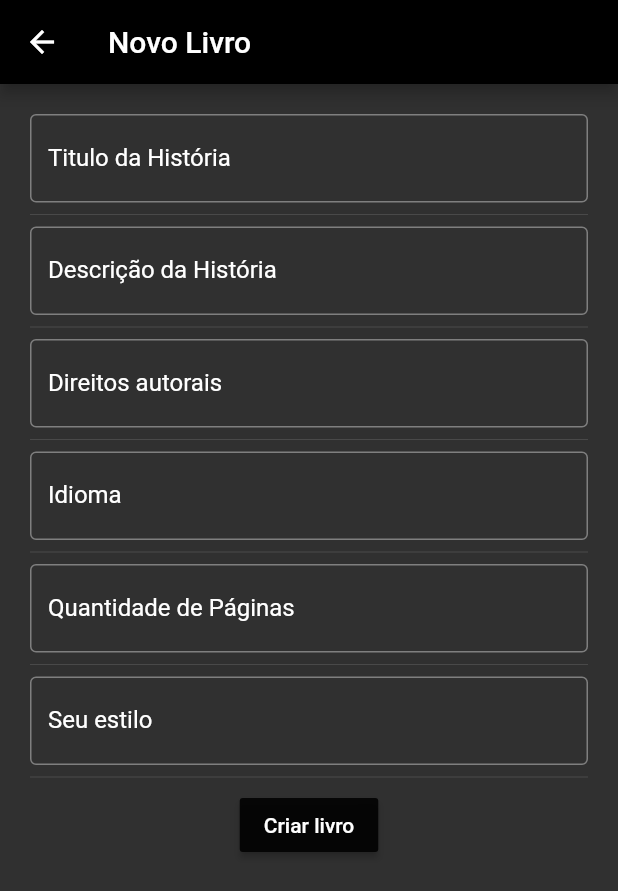
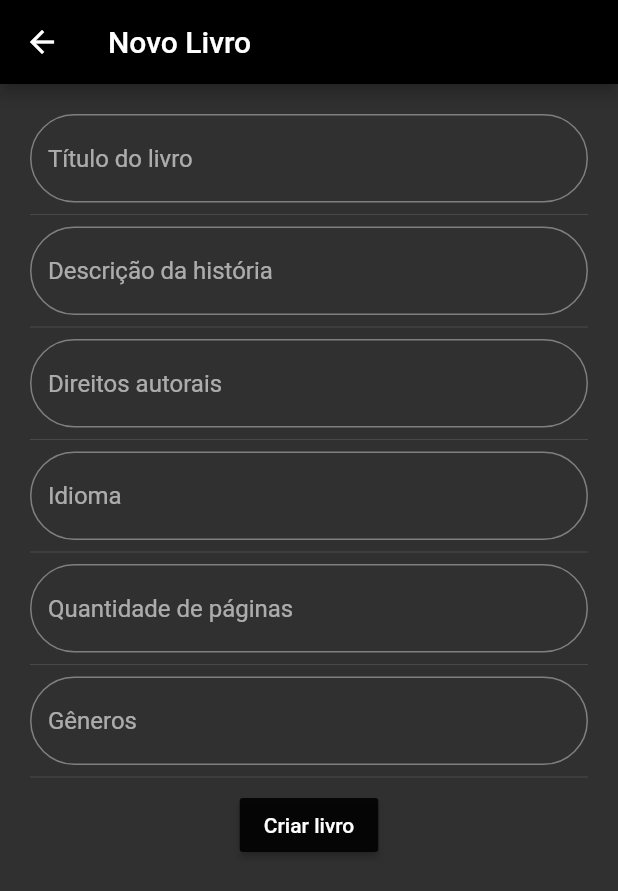
Before and after one commit to C-Henrique-Almeida/APP---Historium---Flutter, a Flutter app: the NewBook screen opened directly, on a phone screen of 412 x 824 dp. Shown: the top 891 px of the screen. Run offline on Flutter 3.47's test engine with Material 2 defaults, Android fonts, the phone set to English and light mode, and no system bars; our stand-ins replace cloud_firestore, curved_navigation_bar, firebase_auth, firebase_core, firebase_storage, google_fonts and 1 more; accounts and stored records are empty; network calls fail.

Commit message:
Edit profile screen fix, helpers refactoring, input fields style changed

```diff
--- a/lib/model/services/RegisterService.dart
+++ b/lib/model/services/RegisterService.dart
@@ -29,7 +29,7 @@ class RegisterService {
   }
 
   Future<void> registerUser(UserInput userInput) async {
-    final user = User(userInput.uid);
+    final user = User();
 
     final pictureReference = _storage.ref('profilePictures')
     .child(userInput.uid);
@@ -38,6 +38,7 @@ class RegisterService {
     .putFile(File(userInput.profilePictureUri))
     .whenComplete(() => null);
 
+		user.id = userInput.uid;
     user.profilePictureUrl = await pictureReference.getDownloadURL();
     user.username = userInput.username;
     user.birthDate = userInput.birthDate;
--- a/lib/pages/components/fields/GenrePickerField.dart
+++ b/lib/pages/components/fields/GenrePickerField.dart
@@ -3,8 +3,12 @@ import 'package:historium/model/helpers/BookGenreHelper.dart';
 
 class GenrePickerField extends StatefulWidget {
 	final GenrePickerFieldController controller;
+	final hintText;
 
-	GenrePickerField({this.controller});
+	GenrePickerField({
+		this.controller,
+		this.hintText
+	});
 
 	@override
 	_GenrePickerFieldState createState() => _GenrePickerFieldState();
@@ -38,9 +42,10 @@ class _GenrePickerFieldState extends State<GenrePickerField> {
 				builder: (BuildContext _context) => buildGenrePickerPanel()
 			),
       decoration: InputDecoration(
-				border: OutlineInputBorder(),
-        labelText: "Seu estilo",
-				labelStyle: TextStyle(color: Colors.white),
+        hintText: widget.hintText ?? 'Gêneros',
+        border: OutlineInputBorder(
+          borderRadius: BorderRadius.all(Radius.circular(50))
+        )
       ),
       controller: textController,
       validator: (String value) {
@@ -125,8 +130,8 @@ class _GenrePickerFieldState extends State<GenrePickerField> {
 }
 
 class GenrePickerFieldController extends ValueNotifier<List<String>> {
-	GenrePickerFieldController({List<String> initialGenres = const []})
-	: super(initialGenres);
+	GenrePickerFieldController({List<String> initialGenres})
+	: super(initialGenres ?? []);
 
 	get allGenres => BookGenreHelper().listAll();
 
--- a/lib/pages/new_book.dart
+++ b/lib/pages/new_book.dart
@@ -55,7 +55,12 @@ class _NewBookState extends State<NewBook> {
             children: <Widget>[
               TextField(
                 controller: titleController,
-                decoration: InputDecoration(labelText: "Titulo da História", border: OutlineInputBorder(),labelStyle: TextStyle(color: Colors.white)),
+                decoration: InputDecoration(
+									hintText: 'Título do livro',
+									border: OutlineInputBorder(
+										borderRadius: BorderRadius.all(Radius.circular(50))
+									)
+								),
                 onChanged: (text){
                   _editando = true;
                 },
@@ -63,7 +68,12 @@ class _NewBookState extends State<NewBook> {
               Divider(),
               TextField(
                 controller: descriptionController,
-                decoration: InputDecoration(labelText: "Descrição da História", border: OutlineInputBorder(),labelStyle: TextStyle(color: Colors.white)),
+                decoration: InputDecoration(
+									hintText: 'Descrição da história',
+									border: OutlineInputBorder(
+										borderRadius: BorderRadius.all(Radius.circular(50))
+									)
+								),
                 onChanged: (text){
                   _editando = true;
                 },
@@ -71,7 +81,12 @@ class _NewBookState extends State<NewBook> {
               Divider(),
               TextField(
                 controller: copyrightController,
-                decoration: InputDecoration(labelText: "Direitos autorais", border: OutlineInputBorder(),labelStyle: TextStyle(color: Colors.white)),
+                decoration: InputDecoration(
+									hintText: 'Direitos autorais',
+									border: OutlineInputBorder(
+										borderRadius: BorderRadius.all(Radius.circular(50))
+									)
+								),
                 onChanged: (text){
                   _editando = true;
                 //  direitos autorais = text;
@@ -80,7 +95,12 @@ class _NewBookState extends State<NewBook> {
               Divider(),
               TextField(
                 controller: languageController,
-                decoration: InputDecoration(labelText: "Idioma", border: OutlineInputBorder(),labelStyle: TextStyle(color: Colors.white)),
+                decoration: InputDecoration(
+									hintText: 'Idioma',
+									border: OutlineInputBorder(
+										borderRadius: BorderRadius.all(Radius.circular(50))
+									)
+								),
                 onChanged: (text){
                   _editando = true;
                 },
@@ -89,7 +109,12 @@ class _NewBookState extends State<NewBook> {
               TextField(
                 keyboardType: TextInputType.number,
                 controller: numberOfPagesController,
-                decoration: InputDecoration(labelText: "Quantidade de Páginas", border: OutlineInputBorder(),labelStyle: TextStyle(color: Colors.white)),
+                decoration: InputDecoration(
+									hintText: 'Quantidade de páginas',
+									border: OutlineInputBorder(
+										borderRadius: BorderRadius.all(Radius.circular(50))
+									)
+								),
                 onChanged: (text){
                   _editando = true;
                 },
--- a/pubspec.yaml
+++ b/pubspec.yaml
@@ -33,7 +33,7 @@ dependencies:
   firebase_auth: ^1.1.3
   firebase_core: ^1.1.0
   cloud_firestore: ^2.2.0
-  image_picker: ^0.7.5+3
+  image_picker: ^0.8.1+3
   firebase_storage: ^8.1.0
 
 dev_dependencies:
```
Also changed, not shown: lib/controller/widgetControllers/edit_profile_page_controller.dart (+8 -3 lines), lib/model/entity/Book.dart (added, +32 -0 lines), lib/model/entity/User.dart (+21 -5 lines), lib/model/helpers/BookHelper.dart (added, +51 -0 lines), lib/model/helpers/UserHelper.dart (+25 -20 lines), lib/model/services/BookService.dart (added, +22 -0 lines), lib/pages/edit_profile_page.dart (+6 -3 lines), pubspec.lock.
